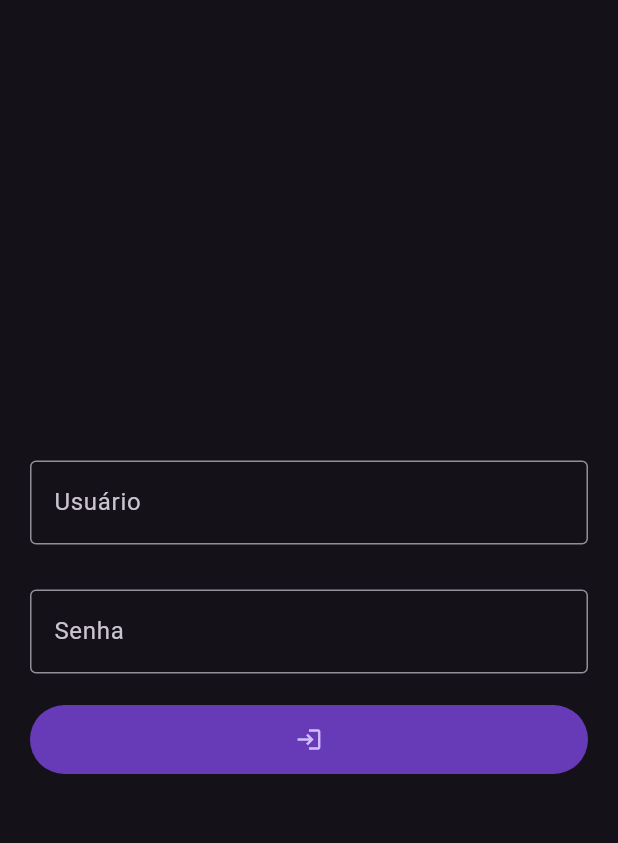
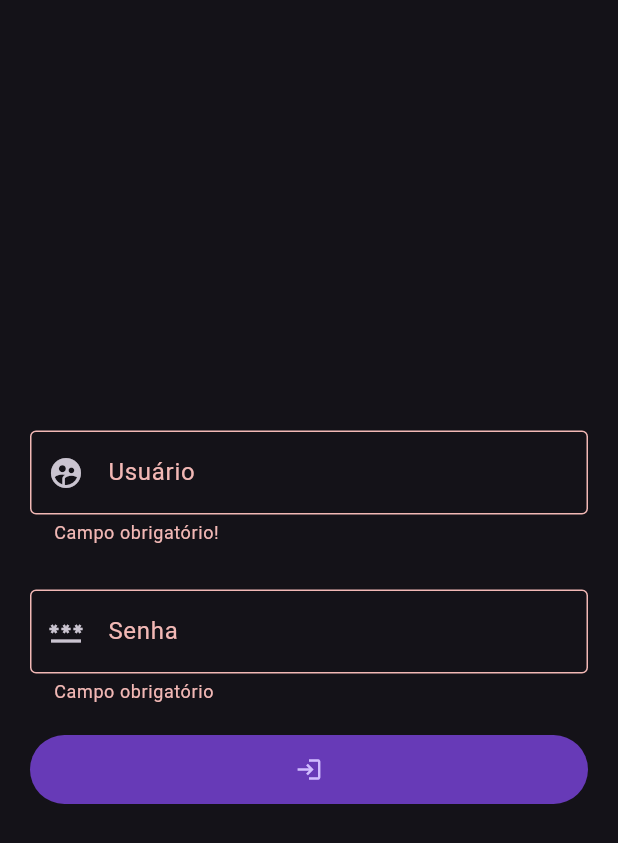
Before and after one commit to Isaias-Vasconcelos/mobile-app-iptv, a Flutter app: the screen it shows after launch, after a tap on the "login" icon, on a phone screen of 412 x 824 dp. Shown: the top 843 px of the screen. Run offline on Flutter 3.47's test engine with Material 3 defaults, Android fonts, the phone set to English and light mode, and no system bars.

Commit message:
feat: Adicionando validação dos campos no formulario e implementando SnackBar

```diff
--- a/lib/screens/login_screen.dart
+++ b/lib/screens/login_screen.dart
@@ -8,6 +8,26 @@ class LoginScreen extends StatefulWidget {
 }
 
 class _LoginScreenState extends State<LoginScreen> {
+  final formKey = GlobalKey<FormState>();
+  final user = TextEditingController();
+  final password = TextEditingController();
+
+  _login() {
+    if (formKey.currentState!.validate()) {
+
+      String userValue = user.value.text;
+      String passwordValue = password.value.text;
+
+      if (userValue == '12345' && passwordValue == '12345') {
+        ScaffoldMessenger.of(context).showSnackBar(
+            const SnackBar(content: Text('Login realizado com sucesso!')));
+      } else {
+        ScaffoldMessenger.of(context)
+            .showSnackBar(const SnackBar(content: Text('Login inválido')));
+      }
+    }
+  }
+
   @override
   Widget build(BuildContext context) {
     return Scaffold(
@@ -16,21 +36,43 @@ class _LoginScreenState extends State<LoginScreen> {
           padding: const EdgeInsets.all(20),
           width: MediaQuery.of(context).size.width,
           height: MediaQuery.of(context).size.height,
+          child: Form(
+            key: formKey,
             child: Column(
               mainAxisAlignment: MainAxisAlignment.center,
               children: [
-              const TextField(
+                TextFormField(
+                  controller: user,
+                  validator: (value) {
+                    if (value!.isEmpty) {
+                      return 'Campo obrigatório!';
+                    }
+                    return null;
+                  },
                   keyboardType: TextInputType.number,
-                decoration: InputDecoration(
-                    labelText: 'Usuário', border: OutlineInputBorder()),
+                  decoration: const InputDecoration(
+                      labelText: 'Usuário',
+                      border: OutlineInputBorder(),
+                      prefixIcon: Icon(Icons.supervised_user_circle)),
                 ),
                 const SizedBox(
                   height: 30,
                 ),
-              const TextField(
+                TextFormField(
+                  controller: password,
+                  validator: (value) {
+                    if (value!.isEmpty) {
+                      return 'Campo obrigatório';
+                    }
+
+                    return null;
+                  },
+                  obscureText: true,
                   keyboardType: TextInputType.number,
-                decoration: InputDecoration(
-                    labelText: 'Senha', border: OutlineInputBorder()),
+                  decoration: const InputDecoration(
+                      labelText: 'Senha',
+                      border: OutlineInputBorder(),
+                      prefixIcon: Icon(Icons.password)),
                 ),
                 const SizedBox(
                   height: 20,
@@ -39,10 +81,12 @@ class _LoginScreenState extends State<LoginScreen> {
                     style: ButtonStyle(
                         backgroundColor:
                             WidgetStateProperty.all<Color>(Colors.deepPurple)),
-                  onPressed: () {},
+                    onPressed: () {
+                      _login();
+                    },
                     child: Container(
-                    padding:
-                        const EdgeInsets.symmetric(horizontal: 6, vertical: 6),
+                      padding: const EdgeInsets.symmetric(
+                          horizontal: 6, vertical: 6),
                       width: double.infinity,
                       child: const Icon(Icons.login),
                     ))
@@ -50,6 +94,7 @@ class _LoginScreenState extends State<LoginScreen> {
             ),
           ),
         ),
+      ),
     );
   }
 }
```
Lines whose indentation alone changed are shown as unchanged.
